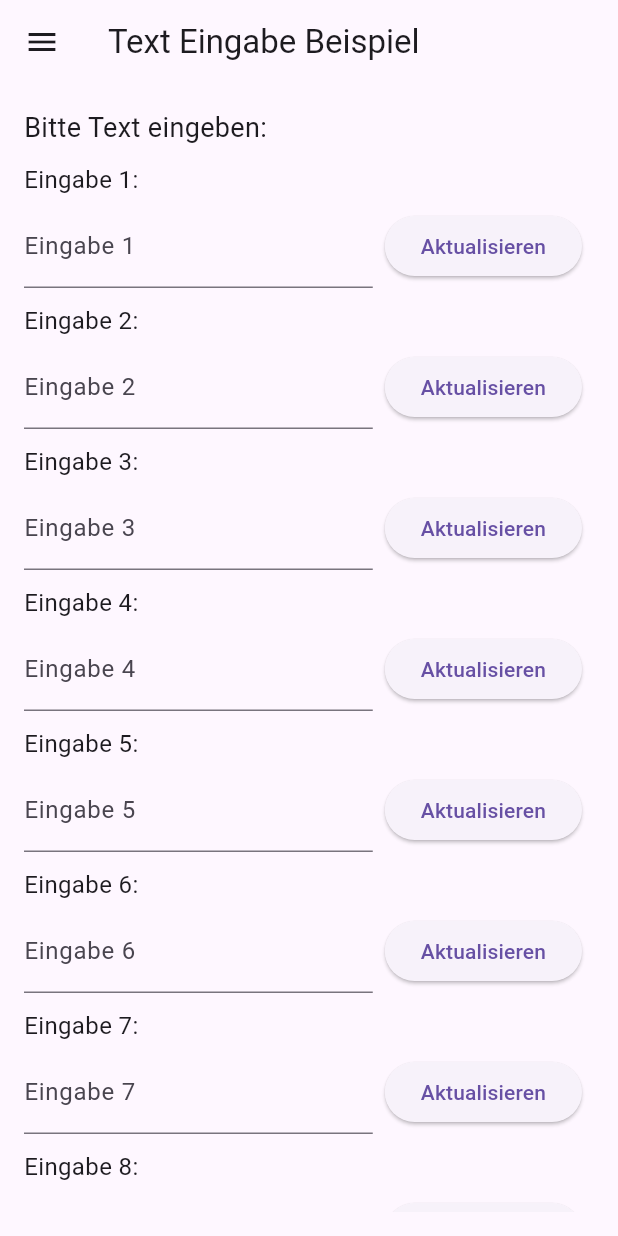
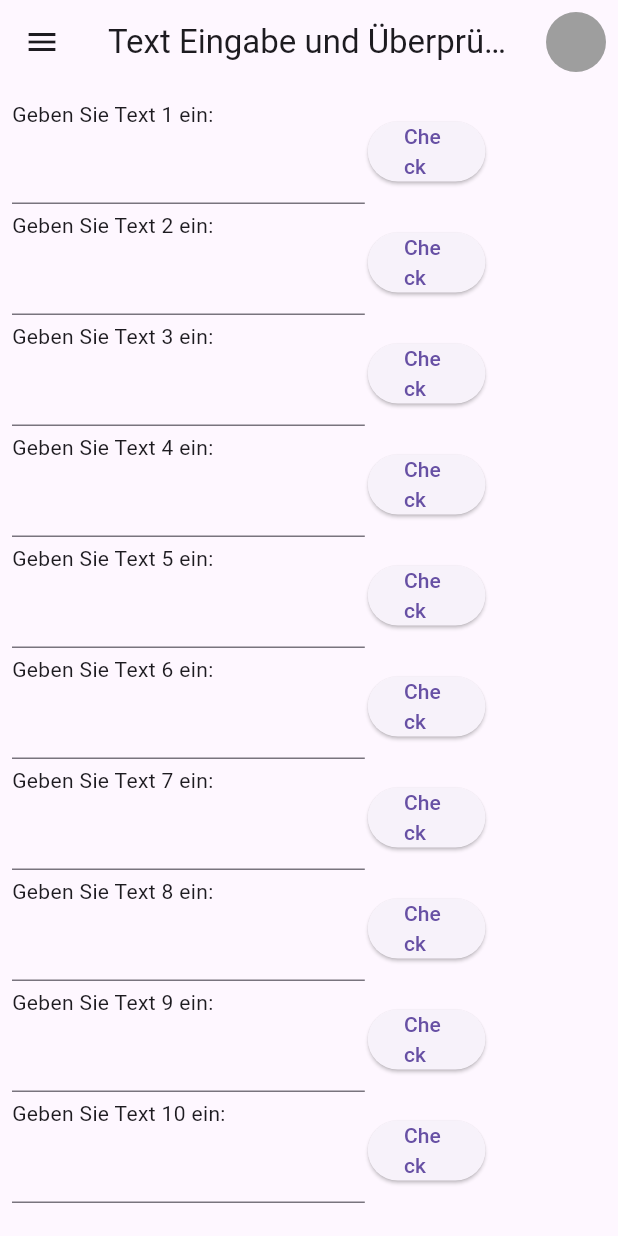
Before and after one commit to Kein010/SQLzooSelfmade, a Flutter app: the screen it shows after launch, on a phone screen of 412 x 824 dp. Run offline on Flutter 3.47's test engine with Material 3 defaults, Android fonts, the phone set to English and light mode, and no system bars.

Commit message:
safe nicht fertig du opfer

```diff
--- a/sql_zoo_selfmade/lib/main.dart
+++ b/sql_zoo_selfmade/lib/main.dart
@@ -1,5 +1,4 @@
 import 'package:flutter/material.dart';
-import 'Screens/Login.dart';
 
 void main() {
   runApp(MyApp());
@@ -9,54 +8,54 @@
   @override
   Widget build(BuildContext context) {
     return MaterialApp(
-      title: 'Text Eingabe Beispiel',
-      theme: ThemeData(
-        primarySwatch: Colors.blue,
-      ),
       home: MyHomePage(),
+      routes: {
+        '/second': (context) => SecondPage(),
+      },
     );
   }
 }
 
-class MyHomePage extends StatefulWidget {
-  @override
-  MyHomePageState createState() => MyHomePageState();
-}
-
-class MyHomePageState extends State<MyHomePage> {
-  final List<TextEditingController> controllers = List.generate(10, (_) => TextEditingController());
-  final List<String> displayTexts = List.generate(10, (_) => '');
-
-  void updateText(int index) {
-    setState(() {
-      displayTexts[index] = controllers[index].text;
-    });
-  }
-
-  bool isCorrect(String text) {
-    // Beispiel für korrekten Text. Passen Sie dies nach Bedarf an.
-    return text == 'Flutter';
-  }
-
-  @override
-  void dispose() {
-    for (var controller in controllers) {
-      controller.dispose();
-    }
-    super.dispose();
-  }
-
+class MyHomePage extends StatelessWidget {
   @override
   Widget build(BuildContext context) {
     return Scaffold(
       appBar: AppBar(
-        title: Text('Text Eingabe Beispiel'),
+        title: Text('Text Eingabe und Überprüfung'),
+        actions: [
+          UserProfileButton(),
+        ],
       ),
-      drawer: Drawer(
+      drawer: AppDrawer(),
+      body: TextInputList(),
+    );
+  }
+}
+
+class SecondPage extends StatelessWidget {
+  @override
+  Widget build(BuildContext context) {
+    return Scaffold(
+      appBar: AppBar(
+        title: Text('Text Eingabe und Überprüfung - Seite 2'),
+        actions: [
+          UserProfileButton(),
+        ],
+      ),
+      drawer: AppDrawer(),
+      body: TextInputList(),
+    );
+  }
+}
+
+class AppDrawer extends StatelessWidget {
+  @override
+  Widget build(BuildContext context) {
+    return Drawer(
       child: ListView(
         padding: EdgeInsets.zero,
         children: <Widget>[
-            const DrawerHeader(
+          DrawerHeader(
             decoration: BoxDecoration(
               color: Colors.blue,
             ),
@@ -70,73 +69,80 @@
           ),
           ListTile(
             leading: Icon(Icons.home),
-              title: Text('Startseite'),
+            title: Text('Home'),
             onTap: () {
-                Navigator.pop(context);
+              Navigator.pushNamed(context, '/');
             },
           ),
           ListTile(
-              leading: Icon(Icons.navigate_next),
-              title: Text('Weitere Seite'),
+            leading: Icon(Icons.pageview),
+            title: Text('Seite 2'),
             onTap: () {
-                Navigator.push(
-                  context,
-                  MaterialPageRoute(builder: (context) => LoginPage()),
-                );
+              Navigator.pushNamed(context, '/second');
             },
           ),
         ],
       ),
-      ),
-      body: Padding(
-        padding: const EdgeInsets.all(16.0),
+    );
+  }
+}
+
+class TextInputList extends StatefulWidget {
+  @override
+  _TextInputListState createState() => _TextInputListState();
+}
+
+class _TextInputListState extends State<TextInputList> {
+  final List<TextEditingController> _controllers = List.generate(10, (_) => TextEditingController());
+  final List<String> _correctAnswers = List.generate(10, (index) => 'Antwort ${index + 1}');
+  final List<String?> _results = List.generate(10, (_) => null);
+
+  @override
+  Widget build(BuildContext context) {
+    return SingleChildScrollView(
+      child: Padding(
+        padding: const EdgeInsets.all(8.0),
+        child: Column(
+          children: [
+            for (int i = 0; i < 10; i++)
+              Padding(
+                padding: const EdgeInsets.symmetric(vertical: 2.0), // Abstand zwischen den Zeilen verringert
+                child: Row(
+                  children: [
+                    Expanded(
+                      flex: 3,
                       child: Column(
                         crossAxisAlignment: CrossAxisAlignment.start,
-          children: <Widget>[
-            Text(
-              'Bitte Text eingeben:',
-              style: TextStyle(fontSize: 18),
-            ),
-            SizedBox(height: 10),
-            Expanded(
-              child: ListView.builder(
-                itemCount: 10,
-                itemBuilder: (context, index) {
-                  return Padding(
-                    padding: const EdgeInsets.only(bottom: 10.0),
-                    child: Column(
-                      crossAxisAlignment: CrossAxisAlignment.start,
-                      children: <Widget>[
-                        Text(
-                          'Eingabe ${index + 1}:',
-                          style: TextStyle(fontSize: 16),
-                        ),
-                        SizedBox(height: 5),
-                        Row(
-                          children: <Widget>[
-                            Expanded(
-                              child: TextField(
-                                controller: controllers[index],
-                                decoration: InputDecoration(labelText: 'Eingabe ${index + 1}'),
-                              ),
-                            ),
-                            SizedBox(width: 8),
-                            ElevatedButton(
-                              onPressed: () => updateText(index),
-                              child: Text('Aktualisieren'),
-                            ),
-                            SizedBox(width: 8),
-                            if (displayTexts[index].isNotEmpty)
-                              Icon(
-                                isCorrect(displayTexts[index]) ? Icons.check : Icons.close,
-                                color: isCorrect(displayTexts[index]) ? Colors.green : Colors.red,
-                              )
-                          ],
+                        children: [
+                          Text('Geben Sie Text ${i + 1} ein:'),
+                          SizedBox(height: 2), // Abstand zwischen Text und Textfeld verringert
+                          TextField(
+                            controller: _controllers[i],
                           ),
                         ],
                       ),
-                  );
+                    ),
+                    SizedBox(width: 2), // Abstand zwischen Textfeld und Button verringert
+                    Expanded(
+                      child: ElevatedButton(
+                        onPressed: () {
+                          setState(() {
+                            _results[i] = _controllers[i].text == _correctAnswers[i] ? 'correct' : 'wrong';
+                          });
                         },
+                        child: Text('Check'),
+                      ),
+                    ),
+                    SizedBox(width: 2), // Abstand zwischen Button und Icon verringert
+                    Expanded(
+                      child: _results[i] == null
+                          ? Container()
+                          : Icon(
+                              _results[i] == 'correct' ? Icons.check : Icons.close,
+                              color: _results[i] == 'correct' ? Colors.green : Colors.red,
+                            ),
+                    ),
+                  ],
                 ),
               ),
           ],
@@ -145,3 +151,64 @@
     );
   }
 }
+
+class UserProfileButton extends StatefulWidget {
+  @override
+  _UserProfileButtonState createState() => _UserProfileButtonState();
+}
+
+class _UserProfileButtonState extends State<UserProfileButton> {
+  String? _username;
+
+  @override
+  Widget build(BuildContext context) {
+    return IconButton(
+      icon: CircleAvatar(
+        backgroundColor: Colors.grey,
+        child: _username == null
+            ? Text('')
+            : Text(
+                _username!.substring(0, 2),
+                style: TextStyle(color: Colors.white),
+              ),
+      ),
+      onPressed: () {
+        showDialog(
+          context: context,
+          builder: (context) => AlertDialog(
+            title: Text(_username == null ? 'Anmelden' : 'Abmelden'),
+            content: _username == null
+                ? TextField(
+                    decoration: InputDecoration(labelText: 'Benutzername'),
+                    onChanged: (value) {
+                      setState(() {
+                        _username = value;
+                      });
+                    },
+                  )
+                : Text('Möchten Sie sich abmelden?'),
+            actions: [
+              TextButton(
+                onPressed: () {
+                  Navigator.of(context).pop();
+                },
+                child: Text('Abbrechen'),
+              ),
+              TextButton(
+                onPressed: () {
+                  setState(() {
+                    if (_username != null) {
+                      _username = null;
+                    }
+                    Navigator.of(context).pop();
+                  });
+                },
+                child: Text(_username == null ? 'Anmelden' : 'Abmelden'),
+              ),
+            ],
+          ),
+        );
+      },
+    );
+  }
+}
```
Also changed, not shown: sql_zoo_selfmade/lib/Screens/Login.dart (+4 -110 lines), 1 other file. Lines whose indentation alone changed are shown as unchanged.
